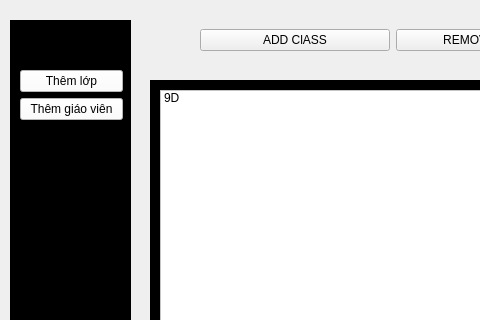
This is Ui/admin_themlop.ui in ahiendz/School-Management-System as Qt 5 draws it before an edit; both pictures show x 0 to 480 and y 0 to 320 of the 817 by 610 pixel window. The edited form follows.
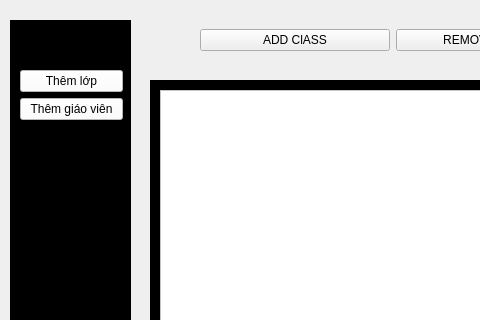
This is the edited form. The open tabs and pages were chosen to show the change.

Patch:
```diff
--- a/Ui/admin_themlop.ui
+++ b/Ui/admin_themlop.ui
@@ -110,11 +110,6 @@
 font: 14pt &quot;MS Shell Dlg 2&quot;;
 color: rgb(0, 0, 0);</string>
       </property>
-      <item>
-       <property name="text">
-        <string>9D</string>
-       </property>
-      </item>
      </widget>
     </widget>
    </widget>
```
Left out of the diff: 17 changed lines with no effect on the pictures.
